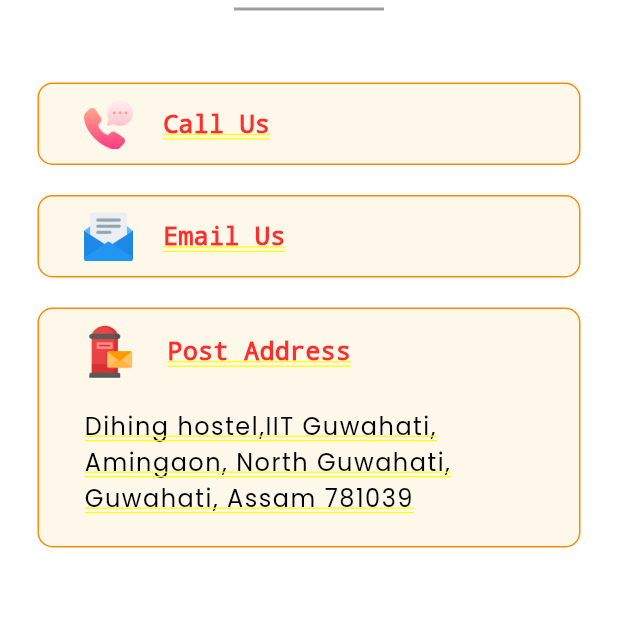
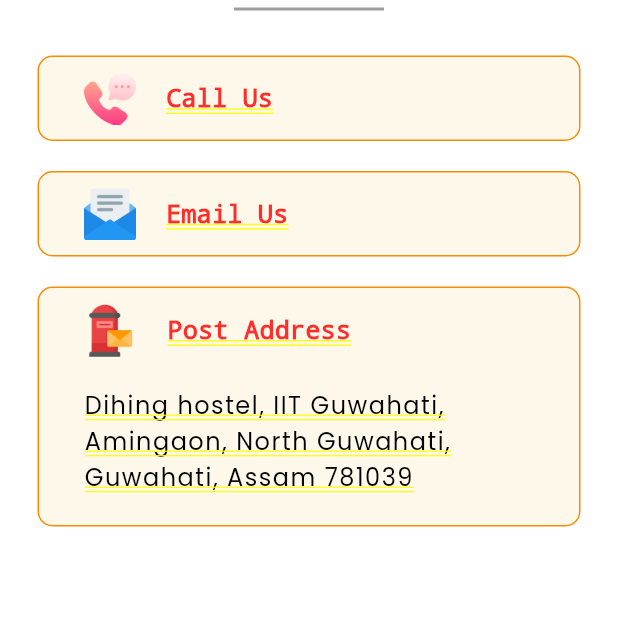
Before and after one commit to venkylm10/aarogya_connect, a Flutter app: the ContactUsScreen screen opened by its route, on a phone screen of 412 x 824 dp, the top half of it. Run offline on Flutter 3.47's test engine with Material 2 defaults, Android fonts, the phone set to English and light mode, and no system bars; our stand-ins replace firebase_auth, firebase_core, flutter_markdown, geolocator, google_fonts, google_maps_flutter and 1 more; missing offline and left inert: flutter_phone_direct_caller; accounts and stored records are empty.

Commit message:
minor changes

```diff
--- a/lib/pages/contact_us/contact_us.dart
+++ b/lib/pages/contact_us/contact_us.dart
@@ -21,13 +21,16 @@
 
   @override
   Widget build(BuildContext context) {
-    return Container(
+    return SafeArea(
+      top: false,
+      child: Container(
         padding: const EdgeInsets.all(5),
         decoration: const BoxDecoration(
           borderRadius: BorderRadius.vertical(top: Radius.circular(12)),
         ),
-      child: Wrap(
-        children: <Widget>[
+        child: Column(
+          mainAxisSize: MainAxisSize.min,
+          children: [
             Row(
               children: [
                 const Expanded(child: SizedBox()),
@@ -39,17 +42,13 @@
                 const Expanded(child: SizedBox()),
               ],
             ),
-          const Padding(
-            padding: EdgeInsets.only(top: 30),
-          ),
+            const SizedBox(height: 30),
             GestureDetector(
               onTap: () {
                 callNumber();
               },
               child: Container(
-              height: 55,
-              margin: const EdgeInsets.only(
-                  top: 20, left: 20, right: 20, bottom: 10),
+                margin: const EdgeInsets.only(left: 20, right: 20, bottom: 10),
                 decoration: BoxDecoration(
                     color: MyColors.homeTileColor,
                     borderRadius: const BorderRadius.all(Radius.circular(10)),
@@ -69,17 +68,16 @@
                       const SizedBox(width: 20),
                       const Text(
                         "Call Us",
-                      style:
-                          TextStyle(fontWeight: FontWeight.bold, fontSize: 17),
+                        style: TextStyle(
+                            fontWeight: FontWeight.bold, fontSize: 17),
                       ),
                       const Expanded(child: SizedBox()),
                     ]),
               ),
             ),
             Container(
-            height: 55,
-            margin:
-                const EdgeInsets.only(top: 10, left: 20, right: 20, bottom: 10),
+              margin: const EdgeInsets.only(
+                  top: 10, left: 20, right: 20, bottom: 10),
               decoration: BoxDecoration(
                   color: MyColors.homeTileColor,
                   borderRadius: const BorderRadius.all(Radius.circular(10)),
@@ -105,12 +103,18 @@
               ),
             ),
             Container(
-            margin:
-                const EdgeInsets.only(top: 10, left: 20, right: 20, bottom: 70),
+              margin: const EdgeInsets.only(
+                top: 10,
+                left: 20,
+                right: 20,
+              ),
               decoration: BoxDecoration(
                 color: MyColors.homeTileColor,
                 borderRadius: const BorderRadius.all(Radius.circular(10)),
-                border: Border.all(color: MyColors.orangeColor)),
+                border: Border.all(
+                  color: MyColors.orangeColor,
+                ),
+              ),
               padding: const EdgeInsets.all(10),
               child: Column(
                 children: [
@@ -127,8 +131,8 @@
                       const SizedBox(width: 20),
                       const Text(
                         "Post Address",
-                      style:
-                          TextStyle(fontWeight: FontWeight.bold, fontSize: 17),
+                        style: TextStyle(
+                            fontWeight: FontWeight.bold, fontSize: 17),
                       ),
                       const Expanded(child: SizedBox()),
                     ],
@@ -141,7 +145,7 @@
                     ),
                     child: Center(
                       child: Text(
-                      'Dihing hostel,IIT Guwahati, Amingaon, North Guwahati, Guwahati, Assam 781039',
+                        'Dihing hostel, IIT Guwahati, Amingaon, North Guwahati, Guwahati, Assam 781039',
                         style: MyStyles.bodyTextStyle
                             .copyWith(letterSpacing: 1, fontSize: 16),
                       ),
@@ -151,7 +155,9 @@
                 ],
               ),
             ),
+            const SizedBox(height: 10),
           ],
+        ),
       ),
     );
   }
--- a/lib/pages/login.dart
+++ b/lib/pages/login.dart
@@ -48,7 +48,7 @@
     return Scaffold(
       resizeToAvoidBottomInset: false,
       body: Container(
-        padding: const EdgeInsets.all(40),
+        padding: const EdgeInsets.all(30),
         decoration: const BoxDecoration(
             color: Colors.greenAccent,
             gradient: LinearGradient(
--- a/lib/pages/web_view.dart
+++ b/lib/pages/web_view.dart
@@ -43,7 +43,9 @@
 
   @override
   Widget build(BuildContext context) {
-    return Scaffold(
+    return SafeArea(
+      top: false,
+      child: Scaffold(
         appBar: buildAppbar("", widget.title),
         body: Stack(
           children: [
@@ -58,6 +60,7 @@
               ),
           ],
         ),
+      ),
     );
   }
 }
--- a/lib/pages/welcome.dart
+++ b/lib/pages/welcome.dart
@@ -14,6 +14,7 @@
   @override
   Widget build(BuildContext context) {
     return Scaffold(
+      resizeToAvoidBottomInset: false,
       body: Container(
         width: double.infinity,
         padding: const EdgeInsets.symmetric(horizontal: 30),
@@ -32,7 +33,6 @@
               crossAxisAlignment: CrossAxisAlignment.start,
               mainAxisAlignment: MainAxisAlignment.end,
               children: [
-                const SizedBox(height: 160),
                 Text(
                   "Welcome To",
                   style: MyStyles.headingStyle.copyWith(fontSize: 28),
```
Also changed, not shown: lib/pages/home/drawer.dart (+7 -6 lines), lib/pages/volunteering/volunteer_screen.dart (+2 -16 lines), lib/services/map/balanced_diet.dart (+2 -36 lines). Lines whose indentation alone changed are shown as unchanged.
